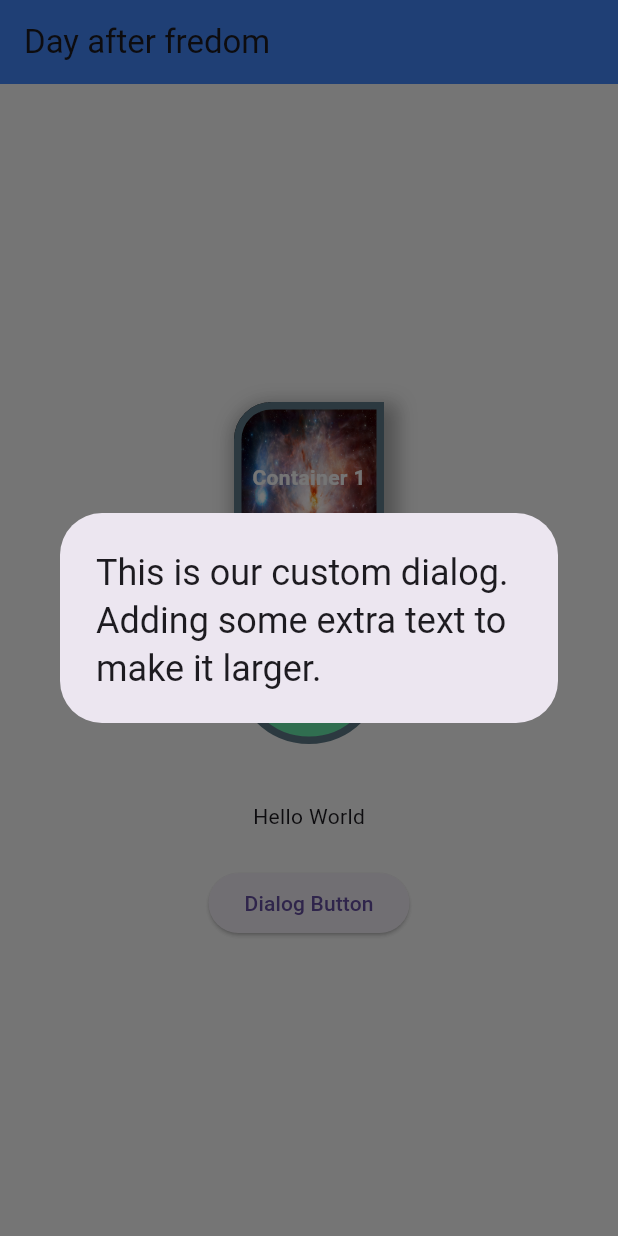
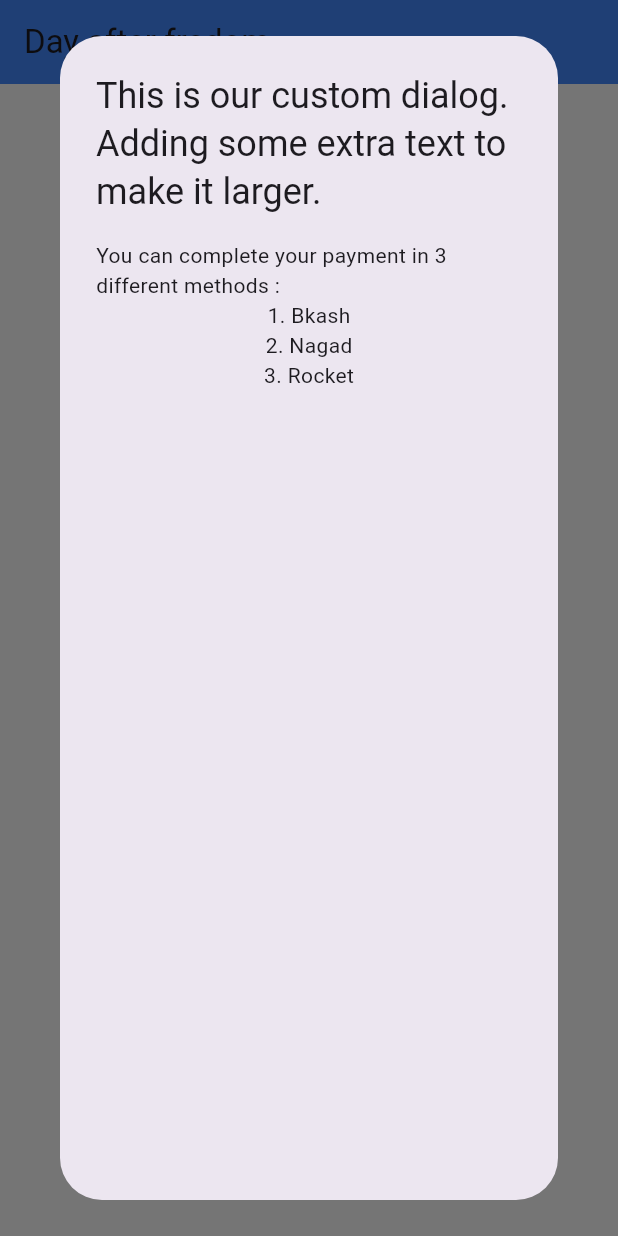
Before and after one commit to rup-chowdhury/flutter-ostad, a Flutter app: the screen it shows after launch, after a tap on "Dialog Button", on a phone screen of 412 x 824 dp. Run offline on Flutter 3.47's test engine with Material 3 defaults, Android fonts, the phone set to English and light mode, and no system bars.

Commit message:
add a column into the dialog

```diff
--- a/five/lib/main.dart
+++ b/five/lib/main.dart
@@ -119,6 +119,14 @@ class _HomeState extends State<Home> {
                 showDialog(context: context, builder: (ctx) {
                   return AlertDialog(
                     title: Text("This is our custom dialog. Adding some extra text to make it larger."),
+                    content: Column(
+                      children: [
+                        Text("You can complete your payment in 3 different methods :"),
+                        Text("1. Bkash"),
+                        Text("2. Nagad"),
+                        Text("3. Rocket"),
+                      ],
+                    ),
                   );
                 });
                 },
```
